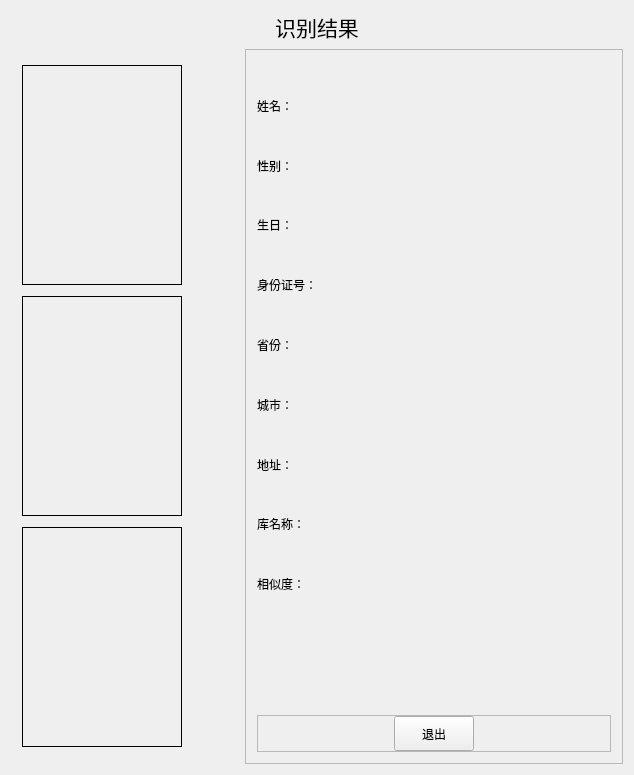
zhw201906/VFR_system, file VFR_system/DisplayRecognizeResult.ui: the form before one commit.
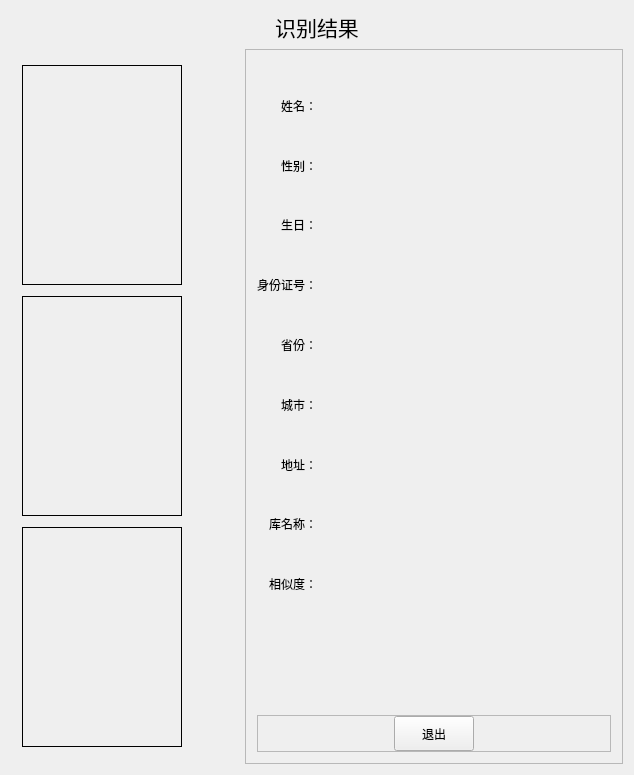
The form after the commit. Custom widgets are drawn as their Qt base class.

```diff
--- a/VFR_system/DisplayRecognizeResult.ui
+++ b/VFR_system/DisplayRecognizeResult.ui
@@ -44,9 +44,18 @@
       </item>
       <item row="1" column="0">
        <widget class="QLabel" name="label_13">
+        <property name="minimumSize">
+         <size>
+          <width>60</width>
+          <height>0</height>
+         </size>
+        </property>
         <property name="text">
          <string>姓名：</string>
         </property>
+        <property name="alignment">
+         <set>Qt::AlignRight|Qt::AlignTrailing|Qt::AlignVCenter</set>
+        </property>
        </widget>
       </item>
       <item row="1" column="1">
@@ -71,9 +80,18 @@
       </item>
       <item row="3" column="0">
        <widget class="QLabel" name="label_15">
+        <property name="minimumSize">
+         <size>
+          <width>60</width>
+          <height>0</height>
+         </size>
+        </property>
         <property name="text">
          <string>性别：</string>
         </property>
+        <property name="alignment">
+         <set>Qt::AlignRight|Qt::AlignTrailing|Qt::AlignVCenter</set>
+        </property>
        </widget>
       </item>
       <item row="3" column="1">
@@ -98,9 +116,18 @@
       </item>
       <item row="5" column="0">
        <widget class="QLabel" name="label_11">
+        <property name="minimumSize">
+         <size>
+          <width>60</width>
+          <height>0</height>
+         </size>
+        </property>
         <property name="text">
          <string>生日：</string>
         </property>
+        <property name="alignment">
+         <set>Qt::AlignRight|Qt::AlignTrailing|Qt::AlignVCenter</set>
+        </property>
        </widget>
       </item>
       <item row="5" column="1">
@@ -152,9 +179,18 @@
       </item>
       <item row="9" column="0">
        <widget class="QLabel" name="label_16">
+        <property name="minimumSize">
+         <size>
+          <width>60</width>
+          <height>0</height>
+         </size>
+        </property>
         <property name="text">
          <string>省份：</string>
         </property>
+        <property name="alignment">
+         <set>Qt::AlignRight|Qt::AlignTrailing|Qt::AlignVCenter</set>
+        </property>
        </widget>
       </item>
       <item row="9" column="1">
@@ -179,6 +215,12 @@
       </item>
       <item row="11" column="0">
        <widget class="QLabel" name="label_28">
+        <property name="minimumSize">
+         <size>
+          <width>60</width>
+          <height>0</height>
+         </size>
+        </property>
         <property name="text">
          <string>城市：</string>
         </property>
@@ -209,6 +251,12 @@
       </item>
       <item row="13" column="0">
        <widget class="QLabel" name="label_29">
+        <property name="minimumSize">
+         <size>
+          <width>60</width>
+          <height>0</height>
+         </size>
+        </property>
         <property name="text">
          <string>地址：</string>
         </property>
@@ -315,6 +363,12 @@
       </item>
       <item row="16" column="0">
        <widget class="QLabel" name="label_30">
+        <property name="minimumSize">
+         <size>
+          <width>60</width>
+          <height>0</height>
+         </size>
+        </property>
         <property name="text">
          <string>库名称：</string>
         </property>
@@ -358,6 +412,12 @@
       </item>
       <item row="19" column="0">
        <widget class="QLabel" name="label_31">
+        <property name="minimumSize">
+         <size>
+          <width>60</width>
+          <height>0</height>
+         </size>
+        </property>
         <property name="text">
          <string>相似度：</string>
         </property>
```
Left out of the diff: 3 changed lines with no effect on the pictures.
